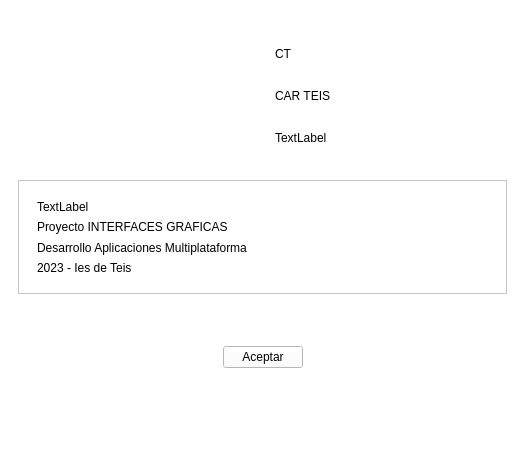
This is TEMA 1/templates/AcercaDe.ui in braisdp6/2DAM_DI as Qt 5 draws it before an edit. The edited form follows.
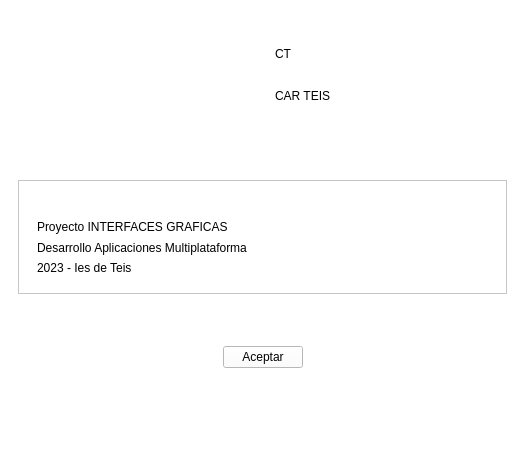
This is the edited form. Icons and pictures are not drawn.

The edit to the form file:
```diff
--- a/TEMA 1/templates/AcercaDe.ui
+++ b/TEMA 1/templates/AcercaDe.ui
@@ -107,7 +107,7 @@
              <item>
               <widget class="QLabel" name="lblVersion">
                <property name="text">
-                <string>TextLabel</string>
+                <string/>
                </property>
               </widget>
              </item>
@@ -144,7 +144,7 @@
              <item>
               <widget class="QLabel" name="label_2">
                <property name="text">
-                <string>TextLabel</string>
+                <string/>
                </property>
               </widget>
              </item>
```
Left out of the diff: 10 changed lines with no effect on the pictures.
